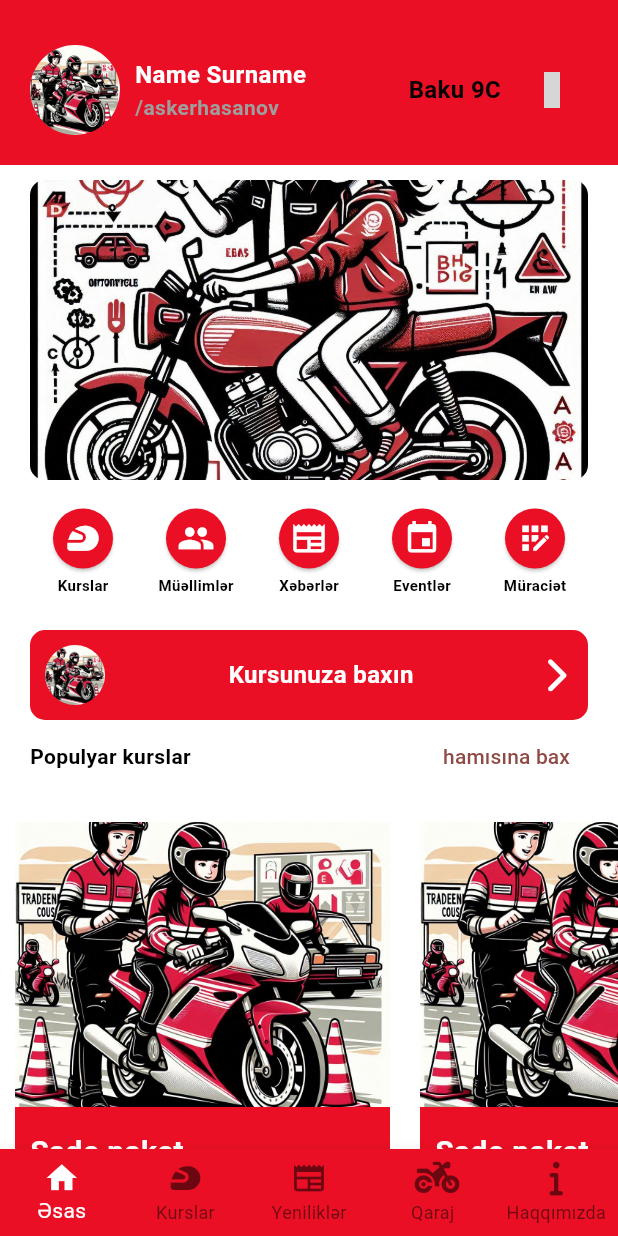
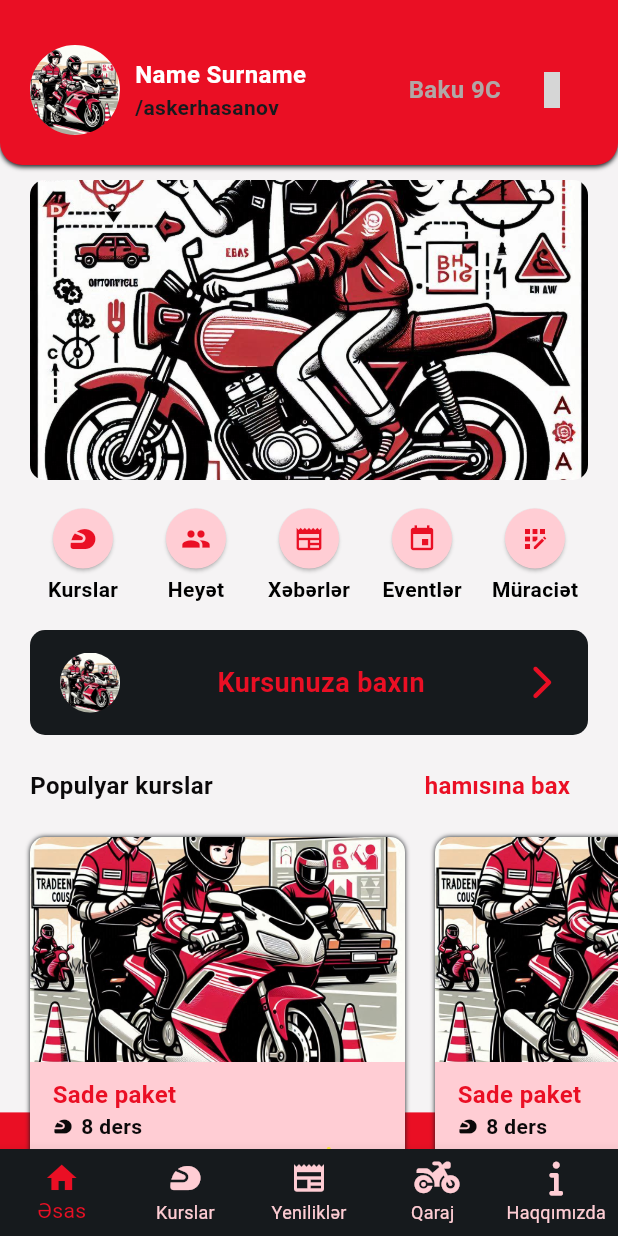
Before and after one commit to askerhasanov/mbauser, a Flutter app: the HomePage screen opened by its route, on a phone screen of 412 x 824 dp. Run offline on Flutter 3.47's test engine with Material 3 defaults, Android fonts, the phone set to English and light mode, and no system bars; our stand-ins replace dio, dropdown_textfield, firebase_auth, firebase_core, firebase_database, firebase_messaging and 6 more; accounts and stored records are empty; network calls fail; grey boxes are pictures that could not be loaded.

Commit message:
more improvements and added new colors
upgraded ui elements

```diff
--- a/lib/auth/views/registerNext.dart
+++ b/lib/auth/views/registerNext.dart
@@ -68,7 +68,7 @@ class _RegisterNextPageState extends State<RegisterNextPage> {
     // Navigate to homepage
     Navigator.pushAndRemoveUntil(
       context,
-      MaterialPageRoute(builder: (context) => HomePage()),
+      MaterialPageRoute(builder: (context) => const HomePage()),
           (Route<dynamic> route) => false,
     );
 
@@ -103,7 +103,7 @@ class _RegisterNextPageState extends State<RegisterNextPage> {
                 mainAxisAlignment: MainAxisAlignment.start,
                 children:[
                   Container(
-                    decoration: BoxDecoration(
+                    decoration: const BoxDecoration(
                       color: MbaColors.red,
                       borderRadius: BorderRadius.vertical(bottom: Radius.circular(20)),
                     ),
--- a/lib/elements/colors.dart
+++ b/lib/elements/colors.dart
@@ -2,12 +2,20 @@ import 'package:flutter/material.dart';
 
 class MbaColors{
 
-  static const Color black = Color(0xFF141414);
-  static const Color darkRed = Color(0xFFB2001A);
+  static const Color black = Color(0xFF0B090A);
+  static const Color darkRed = Color(0xFF660708);
   static const Color red = Color(0xFFEA0F24);
   static const Color lightRed = Color(0xFFFF3B53);
-  static const Color light = Color(0xFFF5F3F4);
+  static const Color lightRed3 = Color(0xFFD6CACF);
+  static const Color lightRed2 = Color(0xFFFFCDD4);
+  static const Color lightBg = Color(0xFFF5F3F4);
   static const Color lightText = Color(0xFFD3D3D3);
 
+  static const Color dark = Color(0xFF161A1D);
+
+  static const Color reddishGray = Color(0xFFB1A7A6);
+  static const Color gray = Color(0xFFD3D3D3);
+  static const Color lightGray = Color(0xFFF5F3F4);
+  static const Color white = Color(0xFFFFFFFF);
 
 }
--- a/lib/elements/courseCardWidget.dart
+++ b/lib/elements/courseCardWidget.dart
@@ -398,9 +398,9 @@ class _CourseCardWidgetState extends State<CourseCardWidget> {
                                 const SizedBox(height: 10),
                                 // Reservation Section
                                 if (widget.course.status == 'ended')
-                                  Row(
+                                  const Row(
                                     mainAxisAlignment: MainAxisAlignment.center,
-                                    children: const [
+                                    children: [
                                       Text(
                                         'Bu kurs bitmişdir',
                                         style: TextStyle(
@@ -484,7 +484,7 @@ class _CourseCardWidgetState extends State<CourseCardWidget> {
                   maxWidth: 200,
                 ),
                 decoration: const BoxDecoration(
-                  color: MbaColors.light,
+                  color: MbaColors.lightBg,
                   borderRadius: BorderRadius.all(Radius.circular(50)),
                 ),
                 child: Padding(
--- a/lib/entrance/surveyScreen.dart
+++ b/lib/entrance/surveyScreen.dart
@@ -20,7 +20,7 @@ class _SurveyScreen1State extends State<SurveyScreen> {
   Widget build(BuildContext context) {
     return SafeArea(
       child: Container(
-        color: MbaColors.light,
+        color: MbaColors.lightBg,
         child: Column(
           children: [
             Expanded(child: Image.asset(widget.imageSrc, height: 300, width: 300,)),
--- a/lib/entrance/walktrough.dart
+++ b/lib/entrance/walktrough.dart
@@ -47,7 +47,7 @@ class _WalkThroughPageState extends State<WalkThroughPage> {
   @override
   Widget build(BuildContext context) {
     return Scaffold(
-      backgroundColor: MbaColors.light,
+      backgroundColor: MbaColors.lightBg,
       body: SizedBox(
         height: MediaQuery.of(context).size.height,
         width: MediaQuery.of(context).size.width,
--- a/lib/main.dart
+++ b/lib/main.dart
@@ -66,7 +66,6 @@ class _MyAppState extends State<MyApp> {
     if (_isLoading) {
       return const Center(child: CircularProgressIndicator());
     }
-
     return ChangeNotifierProvider(
       create: (BuildContext context) => MBAProvider(),
       child: MaterialApp(
--- a/lib/pages/views/garage.dart
+++ b/lib/pages/views/garage.dart
@@ -44,7 +44,7 @@ class _GaragePageState extends State<GaragePage> {
   @override
   Widget build(BuildContext context) {
     return Container(
-      color: MbaColors.light,
+      color: MbaColors.lightBg,
       child: Column(
         children: [
           // Header
--- a/lib/pages/views/homepage.dart
+++ b/lib/pages/views/homepage.dart
@@ -13,7 +13,7 @@ import '../../elements/colors.dart';
 import '../../providers/mbaProvider.dart';
 
 class HomePage extends StatefulWidget {
-  static final id = 'homepage';
+  static const id = 'homepage';
   const HomePage({super.key});
 
   @override
@@ -52,25 +52,18 @@ class _HomePageState extends State<HomePage> {
 
   Future<void> _updateToken() async {
     User? user = _auth.currentUser;
-
     if (user != null) {
-      // Get the current token
       String? token = await _firebaseMessaging.getToken();
-
       if (token != null) {
-        // Update the token in the Realtime Database
         DatabaseReference userRef =
         FirebaseDatabase.instance.ref('users/${user.uid}');
         await userRef.update({
           'token': token,
         });
-        print('FCM Token updated successfully: $token');
       }
     } else {
-      print('User not signed in');
     }
   }
-
 
   @override
   Widget build(BuildContext context) {
@@ -79,9 +72,15 @@ class _HomePageState extends State<HomePage> {
       body: SafeArea(
           child: _widgetOptions.elementAt(_selectedIndex)
       ),
-      bottomNavigationBar: BottomNavigationBar(
-        backgroundColor: MbaColors.red,
-        selectedItemColor: Colors.white,
+      bottomNavigationBar: Theme(
+        data: ThemeData(
+          splashColor: Colors.transparent,
+          highlightColor: Colors.transparent
+        ),
+        child: BottomNavigationBar(
+          backgroundColor: MbaColors.dark,
+          selectedItemColor: MbaColors.red,
+          unselectedItemColor: MbaColors.lightRed2,
           type: BottomNavigationBarType.fixed,
           items:  const <BottomNavigationBarItem>[
             BottomNavigationBarItem(
@@ -107,6 +106,8 @@ class _HomePageState extends State<HomePage> {
           ],
           currentIndex: _selectedIndex,
           onTap: _onItemTapped,
+
+        ),
       ),
     );
   }
--- a/lib/pages/views/joinCoursePage.dart
+++ b/lib/pages/views/joinCoursePage.dart
@@ -1,5 +1,4 @@
 import 'package:dropdown_textfield/dropdown_textfield.dart';
-import 'package:firebase_auth/firebase_auth.dart';
 import 'package:flutter/material.dart';
 import 'package:intl/intl.dart';
 import 'package:mbauser/elements/dropDownFormField.dart';
@@ -68,7 +67,7 @@ class _JoinCoursePageState extends State<JoinCoursePage> {
     });
 
     // Add course to user's myCourses node
-    await FirebaseDatabase.instance.ref().child('users/${userId}/myCourses').push().set({
+    await FirebaseDatabase.instance.ref().child('users/$userId/myCourses').push().set({
       'courseId': widget.courseId,
       'courseName': courseDataFromId(widget.courseId).name,
       'enrollmentDate': DateFormat('d/MMMM/y').format(DateTime.now()).toString(),
--- a/lib/pages/views/landingPage.dart
+++ b/lib/pages/views/landingPage.dart
@@ -20,15 +20,25 @@ class _LandingPageState extends State<LandingPage> {
   Widget build(BuildContext context) {
     return SingleChildScrollView(
       child: Container(
-        height: MediaQuery.of(context).size.height + 100,
-        color: Colors.white,
+        height: MediaQuery.of(context).size.height*0.9,
+        color: MbaColors.lightBg,
         child: Center(
           child: Column(
             children: [
-
               ///header
               Container(
+                decoration: const BoxDecoration(
                   color: MbaColors.red,
+                  borderRadius: BorderRadius.vertical(bottom: Radius.circular(15)),
+                  boxShadow: [
+                    BoxShadow(
+                      color: MbaColors.dark,
+                      spreadRadius: 0,
+                      blurRadius: 2,
+                      offset: Offset(0, 1)
+                    )
+                  ]
+                ),
                 child: Padding(
                   padding: const EdgeInsets.only(top: 30, left: 20, right: 20, bottom: 20),
                   child: Row(
@@ -43,15 +53,15 @@ class _LandingPageState extends State<LandingPage> {
                           const Column(
                             crossAxisAlignment: CrossAxisAlignment.start,
                             children: [
-                              Text('Name Surname', style: TextStyle(fontWeight: FontWeight.bold, color: Colors.white, fontSize: 16),),
-                              Text('/askerhasanov', style: TextStyle(color: Colors.grey, fontWeight: FontWeight.bold),),
+                              Text('Name Surname', style: TextStyle(fontWeight: FontWeight.bold, color: MbaColors.white, fontSize: 16),),
+                              Text('/askerhasanov', style: TextStyle(color: MbaColors.dark, fontWeight: FontWeight.bold),),
                             ],
                           )
                         ]
                       ),
                       Row(
                         children: [
-                          const Text('Baku 9C', style: TextStyle(color: Colors.black, fontSize: 16, fontWeight: FontWeight.bold),),
+                          const Text('Baku 9C', style: TextStyle(color: MbaColors.reddishGray, fontSize: 16, fontWeight: FontWeight.bold),),
                           const SizedBox(width: 10,),
                           IconButton(
                               onPressed: (){
@@ -62,7 +72,7 @@ class _LandingPageState extends State<LandingPage> {
                               },
                               icon: Icon(
                                 isBeingNotified  ? Clarity.bell_solid_badged : Clarity.bell_solid,
-                                color: isBeingNotified  ? Colors.white : Colors.grey,
+                                color: isBeingNotified  ? MbaColors.red : Colors.white,
                               )
                           ),
                         ]
@@ -92,7 +102,7 @@ class _LandingPageState extends State<LandingPage> {
                   mainAxisAlignment: MainAxisAlignment.spaceEvenly,
                   children: [
                     MbaCircularButton(callback: (){}, icon: Icons.sports_motorsports, name: 'Kurslar',),
-                    MbaCircularButton(callback: (){}, icon: Icons.people, name: 'Müəllimlər',),
+                    MbaCircularButton(callback: (){}, icon: Icons.people, name: 'Heyət',),
                     MbaCircularButton(callback: (){}, icon: Icons.newspaper, name: 'Xəbərlər',),
                     MbaCircularButton(callback: (){}, icon: Icons.event, name: 'Eventlər',),
                     MbaCircularButton(callback: (){}, icon: Icons.app_registration, name: 'Müraciət',),
@@ -112,94 +122,153 @@ class _LandingPageState extends State<LandingPage> {
                   child: Container(
                     decoration: const BoxDecoration(
                       borderRadius: BorderRadius.all(Radius.circular(10)),
-                      color: MbaColors.red,
+                      color: MbaColors.dark,
                     ),
                     child: Padding(
-                      padding: const EdgeInsets.symmetric(horizontal: 10, vertical: 10),
+                      padding: const EdgeInsets.symmetric(horizontal: 20, vertical: 15),
                       child: Row(
                         mainAxisAlignment: MainAxisAlignment.spaceBetween,
                         children: [
                           ClipOval(
                             child: Image.asset('images/1.jpeg', height: 40,),
                           ),
-                          const Text('Kursunuza baxın', style: TextStyle(color: Colors.white, fontSize: 16, fontWeight: FontWeight.bold),),
-                          const Icon(FontAwesome.chevron_right_solid, color: Colors.white,),
+                          const Text('Kursunuza baxın', style: TextStyle(color: MbaColors.red, fontSize: 18, fontWeight: FontWeight.bold),),
+                          const Icon(FontAwesome.chevron_right_solid, color: MbaColors.red,),
                         ],
                       ),
                     ),
                   ),
                 ),
               ),
+              const SizedBox(height: 10,),
               Padding(
                 padding: const EdgeInsets.symmetric(horizontal: 20),
                 child: Row(
                   mainAxisAlignment: MainAxisAlignment.spaceBetween,
                   children: [
-                    const Text('Populyar kurslar', style: TextStyle(color: Colors.black, fontWeight: FontWeight.bold),),
-                    TextButton(onPressed: (){}, child: const Text('hamısına bax')),
+                    const Text('Populyar kurslar', style: TextStyle(color: MbaColors.black, fontWeight: FontWeight.bold, fontSize: 16),),
+                    TextButton(onPressed: (){}, child: const Text('hamısına bax', style: TextStyle(color: MbaColors.red, fontSize: 16, fontWeight: FontWeight.bold),)),
                   ],
                 ),
               ),
-              const SizedBox(height: 10,),
-              Expanded(
+              Padding(
+                padding: const EdgeInsets.only(left: 10.0),
+                child: SizedBox(
+                  height: 270,
                   child: ListView.builder(
                     itemCount: 3,
                     shrinkWrap: true,
                     scrollDirection: Axis.horizontal,
                     itemBuilder: (context, index) {
-                    ///extract courseThumbnail widget
                       return Padding(
                         padding: const EdgeInsets.all(10.0),
-                      child: SizedBox(
+                        child: Container(
+                          decoration: const BoxDecoration(
+                            boxShadow: [
+                              BoxShadow(
+                                color: MbaColors.dark,
+                                blurRadius: 2,
+                                spreadRadius: 0,
+                                offset: Offset.zero
+                              )
+                            ],
+                            borderRadius: BorderRadius.all(Radius.circular(10))
+                          ),
                           width: 250,
+                          height: 200,// Fixed width
                           child: Column(
+                            crossAxisAlignment: CrossAxisAlignment.start,
                             children: [
                               SizedBox(
-                                height: 190,
+                                height: 150,
                                 width: 250,
-                                child: Image.asset('images/1.jpeg', fit: BoxFit.cover,)),
+                                child: ClipRRect(
+                                  borderRadius: const BorderRadius.vertical(
+                                    top: Radius.circular(10),
+                                  ),
+                                  child: Image.asset(
+                                    'images/1.jpeg',
+                                    fit: BoxFit.cover,
+                                  ),
+                                ),
+                              ),
                               Container(
-                              height: 110,
+                                height: 100,
                                 decoration: const BoxDecoration(
-                                color: MbaColors.red,
-                                borderRadius: BorderRadius.only(bottomLeft: Radius.circular(10), bottomRight: Radius.circular(10))
+                                  color: MbaColors.lightRed2,
+                                  borderRadius: BorderRadius.only(
+                                    bottomLeft: Radius.circular(10),
+                                    bottomRight: Radius.circular(10),
+                                  ),
                                 ),
                                 child: const Padding(
-                                padding: EdgeInsets.symmetric(horizontal: 10.0, vertical: 5),
+                                  padding: EdgeInsets.symmetric(horizontal: 15.0),
                                   child: Column(
-                                  mainAxisAlignment: MainAxisAlignment.center,
+                                    mainAxisAlignment: MainAxisAlignment.start,
                                     crossAxisAlignment: CrossAxisAlignment.start,
                                     children: [
-                                    Text('Sade paket', textAlign: TextAlign.start, style: TextStyle(color: Colors.white, fontWeight: FontWeight.bold, fontSize: 20),),
+                                      SizedBox(height: 10),
+                                      Text(
+                                        'Sade paket',
+                                        textAlign: TextAlign.start,
+                                        style: TextStyle(
+                                          color: MbaColors.red,
+                                          fontWeight: FontWeight.bold,
+                                          fontSize: 16,
+                                        ),
+                                      ),
                                       Row(
                                         children: [
-                                        Icon(Icons.sports_motorsports, color: Colors.white,),
-                                        SizedBox(width: 5,),
-                                        Text('8 ders' , style: TextStyle(color: Colors.white, fontWeight: FontWeight.bold, fontSize: 16),),
+                                          Icon(
+                                            Icons.sports_motorsports,
+                                            color: MbaColors.black,
+                                            size: 14,
+                                          ),
+                                          SizedBox(width: 5),
+                                          Text(
+                                            '8 ders',
+                                            style: TextStyle(
+                                              color: MbaColors.black,
+                                              fontWeight: FontWeight.bold,
+                                              fontSize: 14,
+                                            ),
+                                          ),
                                         ],
                                       ),
                                       Row(
                                         mainAxisAlignment: MainAxisAlignment.end,
+                                        crossAxisAlignment: CrossAxisAlignment.center,
                                         children: [
-                                        Icon(FontAwesome.star_solid, size: 20, color: Colors.yellow,),
-                                        SizedBox(width: 5,),
-                                        Text('4.5', style: TextStyle(color: Colors.white, fontWeight: FontWeight.bold, fontSize: 18),),
+                                          Icon(
+                                            FontAwesome.star_solid,
+                                            size: 16,
+                                            color: Colors.yellow,
+                                            applyTextScaling: true,
+                                          ),
+                                          SizedBox(width: 5),
+                                          Text(
+                                            '4.5',
+                                            style: TextStyle(
+                                              color: MbaColors.black,
+                                              fontWeight: FontWeight.bold,
+                                              fontSize: 16,
+                                            ),
+                                          ),
                                         ],
-                                    )
+                                      ),
                                     ],
                                   ),
                                 ),
-                            )
-
+                              ),
                             ],
                           ),
                         ),
                       );
                     },
                   ),
+                ),
               )
         ],
-
           ),
         ),
       ),
@@ -230,14 +299,14 @@ class MbaCircularButton extends StatelessWidget{
         children: [
           ElevatedButton(
               style: ElevatedButton.styleFrom(
-                padding: EdgeInsets.zero,
+                padding: const EdgeInsets.all(10),
                 shape: const CircleBorder(),
-                backgroundColor: MbaColors.red,
+                backgroundColor: MbaColors.lightRed2,
               ),
               onPressed: callback,
-              child: Icon(icon, color: Colors.white, size: 25,)
+              child: Icon(icon, color: MbaColors.red, size: 20,)
           ),
-          Text(name, style: const TextStyle(fontSize: 10, color: Colors.black, fontWeight: FontWeight.bold),),
+          Text(name, style: const TextStyle(fontSize: 14, color: Colors.black, fontWeight: FontWeight.bold),),
         ],
       ),
     );
--- a/lib/pages/views/posts.dart
+++ b/lib/pages/views/posts.dart
@@ -71,7 +71,7 @@ class _PostsPageState extends State<PostsPage> {
   @override
   Widget build(BuildContext context) {
     return Container(
-      color: MbaColors.light,
+      color: MbaColors.lightBg,
       child: Column(
         children: [
           // Header
--- a/lib/services/notifactionService.dart
+++ b/lib/services/notifactionService.dart
@@ -41,7 +41,6 @@ class FirebaseMessagingService {
     FirebaseMessaging.onMessage.listen((RemoteMessage message) {
       RemoteNotification? notification = message.notification;
       AndroidNotification? android = message.notification?.android;
-      print(notification!.body);
 
       if (notification != null && android != null) {
         flutterLocalNotificationsPlugin.show(
```
Also changed, not shown: lib/auth/views/forgot_password.dart (+6 -6 lines), lib/auth/views/login.dart (+10 -11 lines), lib/auth/views/register.dart (+5 -5 lines), lib/auth/views/selectEntry.dart (+8 -9 lines). Lines whose indentation alone changed are shown as unchanged.
